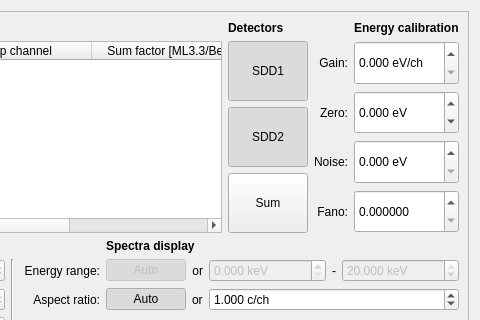
This is batch.ui in pfilipl/PolyX-XRF-Data-Analyser as Qt 5 draws it before an edit; both pictures show x 819 to 1299 and y 0 to 320 of the 1299 by 720 pixel window. The edited form follows.
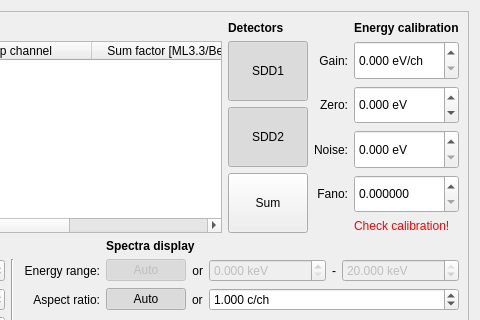
This is the edited form.

```diff
--- a/batch.ui
+++ b/batch.ui
@@ -913,6 +913,19 @@
             </property>
            </widget>
           </item>
+          <item row="5" column="1">
+           <widget class="QLabel" name="label_CalibrationCheck">
+            <property name="sizePolicy">
+             <sizepolicy hsizetype="Preferred" vsizetype="Fixed">
+              <horstretch>0</horstretch>
+              <verstretch>0</verstretch>
+             </sizepolicy>
+            </property>
+            <property name="text">
+             <string>&lt;html&gt;&lt;head/&gt;&lt;body&gt;&lt;p&gt;&lt;span style=&quot; color:#ff0000;&quot;&gt;Check calibration!&lt;/span&gt;&lt;/p&gt;&lt;/body&gt;&lt;/html&gt;</string>
+            </property>
+           </widget>
+          </item>
          </layout>
         </item>
        </layout>
```
Left out of the diff: 176 changed lines with no effect on the pictures.
